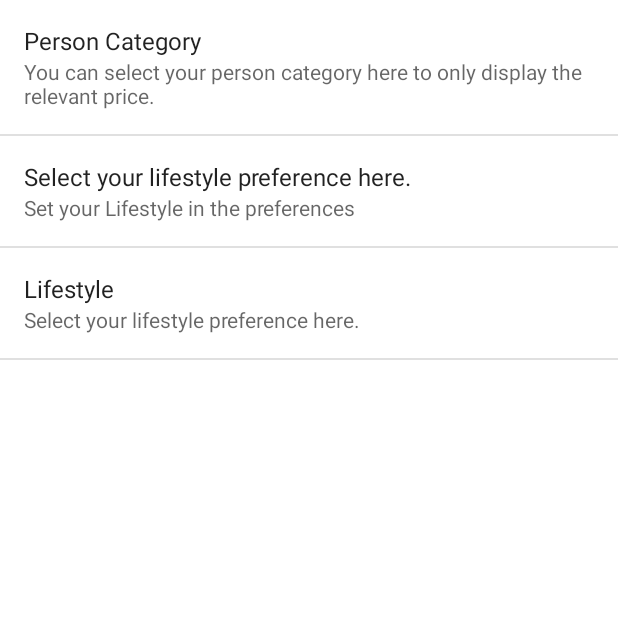
After one commit to rohitshampur/MaterialMensa, an Android app: the PreferencesActivity screen opened directly, with no data from a screen before it, on a phone screen of 412 x 824 dp, the top half of it. The commit adds this screen. Run offline under Robolectric (Android 15) with nearby library versions, the phone set to English and light mode, and no system bars; network calls fail.

Commit message:
Settings generally implemented.

```diff
--- a/app/build.gradle
+++ b/app/build.gradle
@@ -27,6 +27,4 @@ dependencies {
     compile 'com.mcxiaoke.volley:library:1.0.+'
     compile 'it.neokree:MaterialTabs:0.11'
     compile 'com.pkmmte.view:circularimageview:1.1'
-    compile 'com.github.shell-software:fab:1.1.0'
-    compile 'com.bignerdranch.android:recyclerview-multiselect:+'
 }
--- a/app/src/main/AndroidManifest.xml
+++ b/app/src/main/AndroidManifest.xml
@@ -22,6 +22,8 @@
                 <category android:name="android.intent.category.LAUNCHER" />
             </intent-filter>
         </activity>
+        <activity android:name=".activities.PreferencesActivity" >
+        </activity>
     </application>
 
 </manifest>
--- /dev/null
+++ b/app/src/main/java/de/prttstft/materialmensa/activities/PreferencesActivity.java
@@ -0,0 +1,50 @@
+package de.prttstft.materialmensa.activities;
+
+import android.os.Build;
+import android.os.Bundle;
+import android.preference.PreferenceActivity;
+import android.preference.PreferenceFragment;
+import android.support.v7.app.ActionBar;
+import android.support.v7.widget.Toolbar;
+import android.view.LayoutInflater;
+import android.view.View;
+import android.widget.LinearLayout;
+
+import de.prttstft.materialmensa.R;
+
+
+public class PreferencesActivity extends PreferenceActivity {
+
+    @Override
+    protected void onCreate(Bundle savedInstanceState) {
+        super.onCreate(savedInstanceState);
+
+        getFragmentManager().beginTransaction().replace(android.R.id.content, new MainPreferenceFragment()).commit();
+    }
+
+    public static class MainPreferenceFragment extends PreferenceFragment
+    {
+        @Override
+        public void onCreate(final Bundle savedInstanceState)
+        {
+            super.onCreate(savedInstanceState);
+            addPreferencesFromResource(R.xml.preferences);
+        }
+    }
+
+    /*@Override
+    protected void onPostCreate(Bundle savedInstanceState) {
+        super.onPostCreate(savedInstanceState);
+        LinearLayout root = (LinearLayout)findViewById(android.R.id.list).getParent().getParent().getParent();
+        Toolbar bar = (Toolbar) LayoutInflater.from(this).inflate(R.layout.app_bar_settings, root, false);
+        root.addView(bar, 0); // insert at top
+        bar.setNavigationOnClickListener(new View.OnClickListener() {
+            @Override
+            public void onClick(View v) {
+                finish();
+            }
+        });
+
+    }*/
+
+}
--- a/app/src/main/res/values/strings.xml
+++ b/app/src/main/res/values/strings.xml
@@ -5,8 +5,8 @@
     <string name="app_name">MaterialMensa</string>
 
     // Menu
+    <string name="action_about">About</string>
     <string name="action_settings">Settings</string>
-    <string name="action_about">About</string>
 
     // Navigation Drawer
     <string name="drawer_open">Open</string>
@@ -24,9 +24,33 @@
             <item>One Way Snack</item>
         </string-array>
 
-        // Person Category and Lifestyles
-        <string name="DefaultPersonCategory">Set your person group in the preferences</string>
-        <string name="DefaultLifestyle">Set your lifestyle in the preferences</string>
+        // Tabs
+        <string name="today">Today</string>
+        <string name="tomorrow">Tomorrow</string>
+
+        <string-array name="tabs">
+            <item>@string/today</item>
+            <item>@string/tomorrow</item>
+        </string-array>
+
+    // Errors
+        // Volley
+        <string name="error_timeout">A network connection could not be established</string>
+        <string name="error_auth_failure">A network connection could not be established</string>
+        <string name="error_server">A network connection could not be established</string>
+        <string name="error_network">A network connection could not be established</string>
+        <string name="error_parse">Could not parse data</string>
+
+
+    // Preferences
+        // Strings
+        <string name="PersonCategory">Person Category</string>
+        <string name="Lifestyle">Lifestyle</string>
+        <string name="DefaultPersonCategory">Set your person category in the preferences</string>
+        <string name="DefaultLifestyle">Set your Lifestyle in the preferences</string>
+        <string name="PersonCategorySummary">You can select your person category here to only display the relevant price.</string>
+        <string name="LifestyleSummary">Select your lifestyle preference here.</string>
+        <string name="DontSet">Not set</string>
         <string name="Student">Student</string>
         <string name="Staff">Staff</string>
         <string name="Guest">Guest</string>
@@ -39,24 +63,50 @@
         <string name="ReducedFat">Reduced Fat</string>
         <string name="ReducedCalories">Reduced Calories</string>
 
-    // Tabs
-    <string name="today">Today</string>
-    <string name="tomorrow">Tomorrow</string>
+        // Arrays
+        <string-array name="listPersonCategory">
+            <item>@string/DontSet</item>
+            <item>@string/Student</item>
+            <item>@string/Staff</item>
+            <item>@string/Guest</item>
+        </string-array>
 
-    // Volley Errors
-    <!-- TODO Improve Volley Error Messages -->
-    <string name="error_timeout">A network connection could not be established</string>
-    <string name="error_auth_failure">A network connection could not be established</string>
-    <string name="error_server">A network connection could not be established</string>
-    <string name="error_network">A network connection could not be established</string>
-    <string name="error_parse">Could not parse data</string>
+        <string-array name="listPersonCategoryValues">
+            <item>1</item>
+            <item>2</item>
+            <item>3</item>
+        </string-array>
 
-    <string-array name="tabs">
-        <item>@string/today</item>
-        <item>@string/tomorrow</item>
-    </string-array>
+        <string-array name="listLifestyle">
+            <item>@string/NoPreference</item>
+            <item>@string/Pescetarian</item>
+            <item>@string/Vegetarian</item>
+            <item>@string/Vegan</item>
+        </string-array>
 
-    // Navigation Drawer
+        <string-array name="listLifestyleValues">
+            <item>1</item>
+            <item>2</item>
+            <item>3</item>
+            <item>4</item>
+        </string-array>
 
+        <string-array name="listLifestyleExtras">
+            <item>@string/LactoseFree</item>
+            <item>@string/ReducedFat</item>
+            <item>@string/ReducedCalories</item>
+        </string-array>
+
+        <string-array name="listLifestyleExtrasValues">
+            <item>1</item>
+            <item>2</item>
+            <item>3</item>
+        </string-array>
+
+        <string-array name="listLifestyleExtrasDefaultValues">
+            <item>0</item>
+            <item>0</item>
+            <item>0</item>
+        </string-array>
 
 </resources>
--- /dev/null
+++ b/app/src/main/res/xml/preferences.xml
@@ -0,0 +1,28 @@
+<?xml version="1.0" encoding="utf-8"?>
+<PreferenceScreen xmlns:android="http://schemas.android.com/apk/res/android">
+
+    <ListPreference
+        android:defaultValue="1"
+        android:entries="@array/listPersonCategory"
+        android:entryValues="@array/listPersonCategoryValues"
+        android:key="prefPersonCategory"
+        android:summary="@string/PersonCategorySummary"
+        android:title="@string/PersonCategory" />
+
+    <ListPreference
+        android:defaultValue="1"
+        android:entries="@array/listLifestyle"
+        android:entryValues="@array/listLifestyleValues"
+        android:key="prefLifestyle"
+        android:summary="@string/DefaultLifestyle"
+        android:title="@string/LifestyleSummary" />
+
+    <MultiSelectListPreference
+        android:defaultValue="@array/listLifestyleExtrasDefaultValues"
+        android:entries="@array/listLifestyleExtras"
+        android:entryValues="@array/listLifestyleExtrasValues"
+        android:key="prefLifestyleExtras"
+        android:summary="@string/LifestyleSummary"
+        android:title="@string/Lifestyle" />
+
+</PreferenceScreen>
```
Also changed, not shown: app/src/main/java/de/prttstft/materialmensa/activities/MainActivity.java (+12 -3 lines), app/src/main/java/de/prttstft/materialmensa/fragments/FragmentToday.java (+1 -9 lines), app/src/main/res/layout/app_bar_settings.xml (added, +12 -0 lines), 1 other file.
